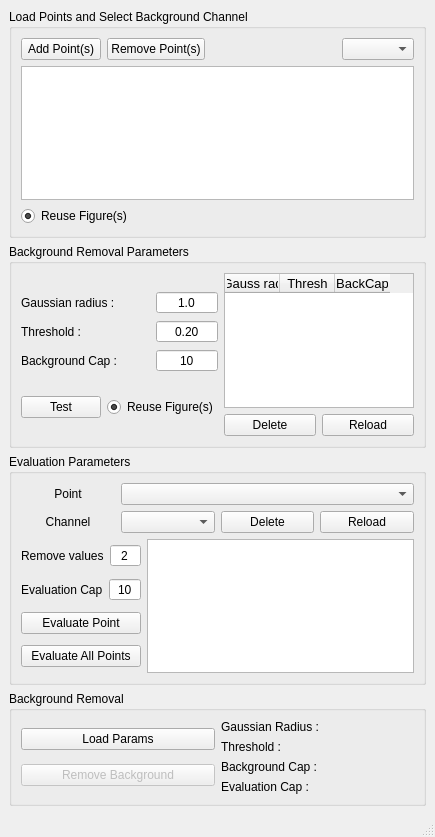
Old version of the form BackgroundRemoval.ui in the repository angelolab/AMP.
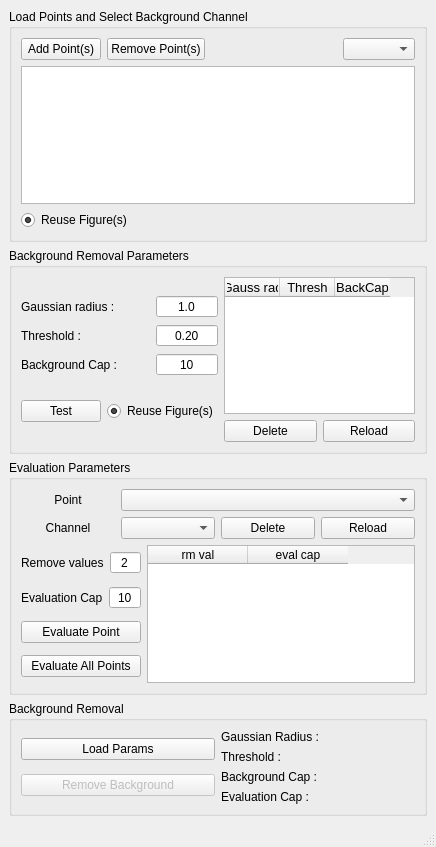
New version of the form.

Commit message: fully connected evaluation ui to callbacks/logic

What changed in the file:
```diff
--- a/BackgroundRemoval.ui
+++ b/BackgroundRemoval.ui
@@ -6,8 +6,8 @@
    <rect>
     <x>0</x>
     <y>0</y>
-    <width>435</width>
-    <height>837</height>
+    <width>436</width>
+    <height>847</height>
    </rect>
   </property>
   <property name="windowTitle">
@@ -382,7 +382,24 @@
           </layout>
          </item>
          <item>
-          <widget class="QTableWidget" name="eparamsTable"/>
+          <widget class="QTableWidget" name="eparamsTable">
+           <property name="columnCount">
+            <number>2</number>
+           </property>
+           <attribute name="verticalHeaderVisible">
+            <bool>false</bool>
+           </attribute>
+           <column>
+            <property name="text">
+             <string>rm val</string>
+            </property>
+           </column>
+           <column>
+            <property name="text">
+             <string>eval cap</string>
+            </property>
+           </column>
+          </widget>
          </item>
         </layout>
        </item>
```
Left out of the diff: 2 changed lines with no effect on the pictures. The commit also changes 1 other file.
